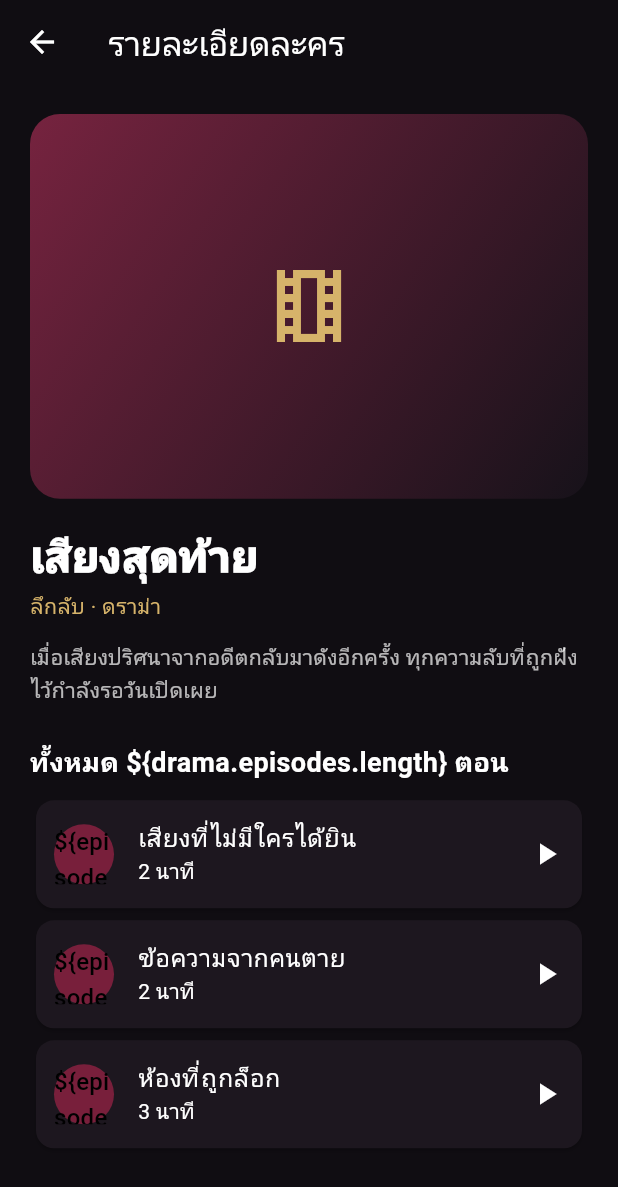
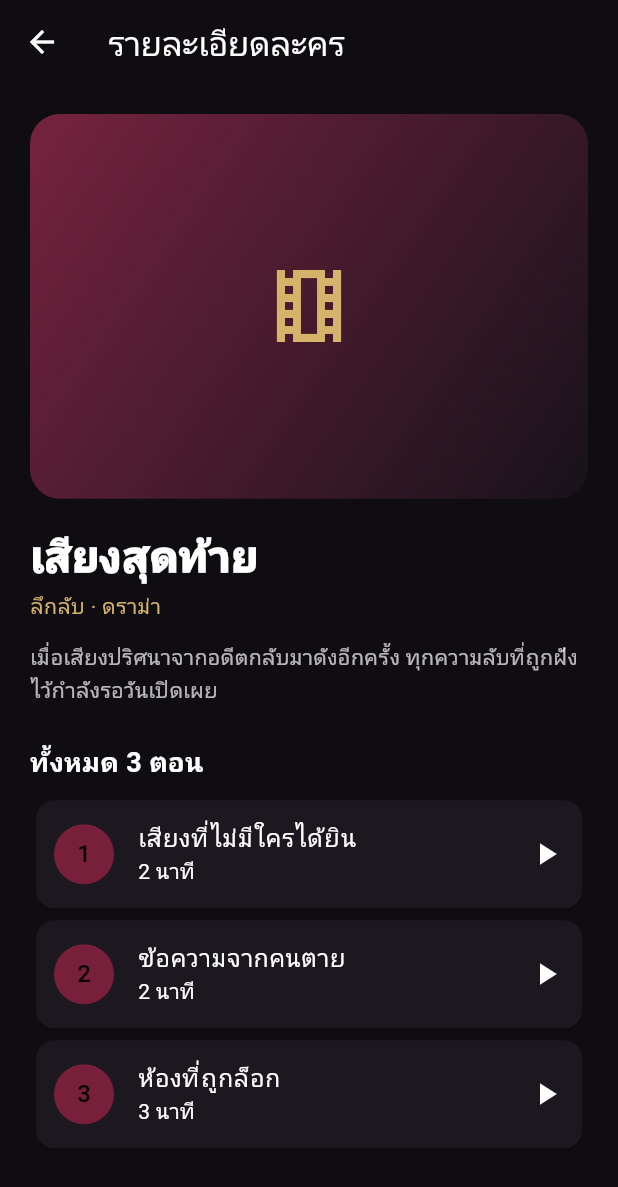
Before and after one commit to nattawootbigboy01/-auvyqora-android, a Flutter app: the screen it shows after launch, after a tap on "รับชม", on a phone screen of 412 x 824 dp. Shown: the top 1187 px of the screen. Run offline on Flutter 3.47's test engine with Material 3 defaults, Android fonts, the phone set to English and light mode, and no system bars.

Commit message:
Fix episode labels after responsive layout update

```diff
--- a/lib/screens/drama_detail_screen.dart
+++ b/lib/screens/drama_detail_screen.dart
@@ -40,13 +40,13 @@ class DramaDetailScreen extends StatelessWidget {
             const SizedBox(height: 12),
             Text(drama.synopsis, style: const TextStyle(height: 1.5, color: Colors.white70)),
             const SizedBox(height: 24),
-            Text('ทั้งหมด \${drama.episodes.length} ตอน', style: const TextStyle(fontSize: 18, fontWeight: FontWeight.bold)),
+            Text('ทั้งหมด ${drama.episodes.length} ตอน', style: const TextStyle(fontSize: 18, fontWeight: FontWeight.bold)),
             const SizedBox(height: 8),
             ...drama.episodes.map(
               (episode) => Card(
                 child: ListTile(
                   contentPadding: const EdgeInsets.symmetric(horizontal: 12),
-                  leading: CircleAvatar(backgroundColor: AppTheme.burgundy, child: Text('\${episode.number}')),
+                  leading: CircleAvatar(backgroundColor: AppTheme.burgundy, child: Text('${episode.number}')),
                   title: Text(episode.title, maxLines: 2, overflow: TextOverflow.ellipsis),
                   subtitle: Text(episode.durationLabel, maxLines: 1, overflow: TextOverflow.ellipsis),
                   trailing: const Icon(Icons.play_arrow),
```
